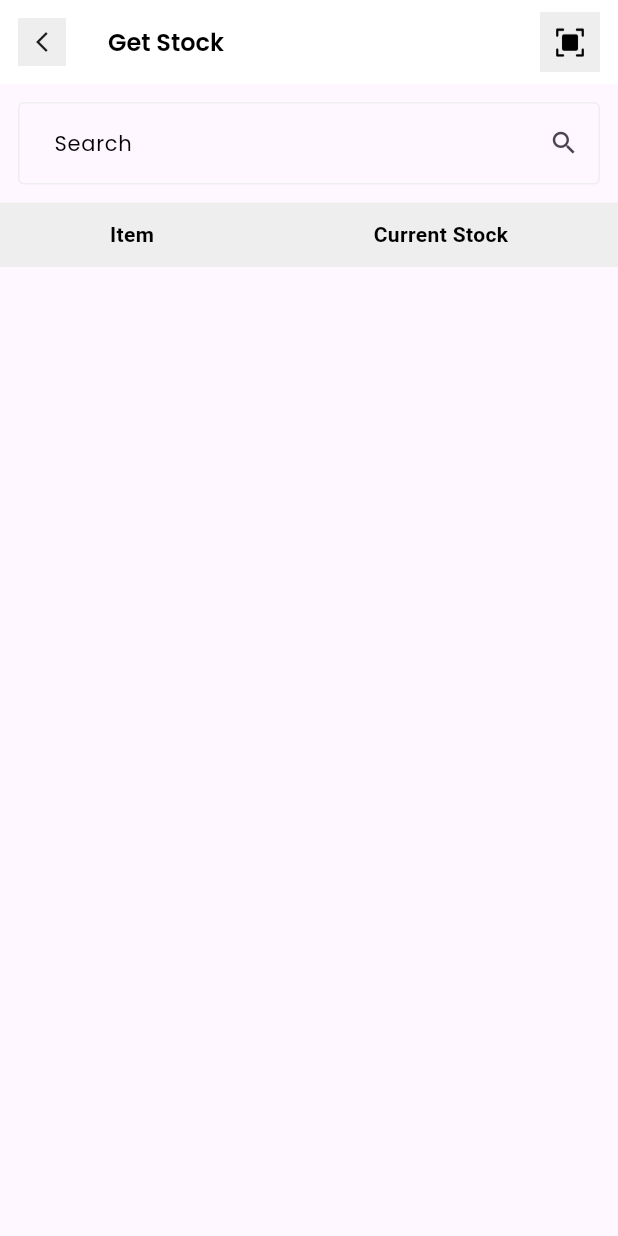
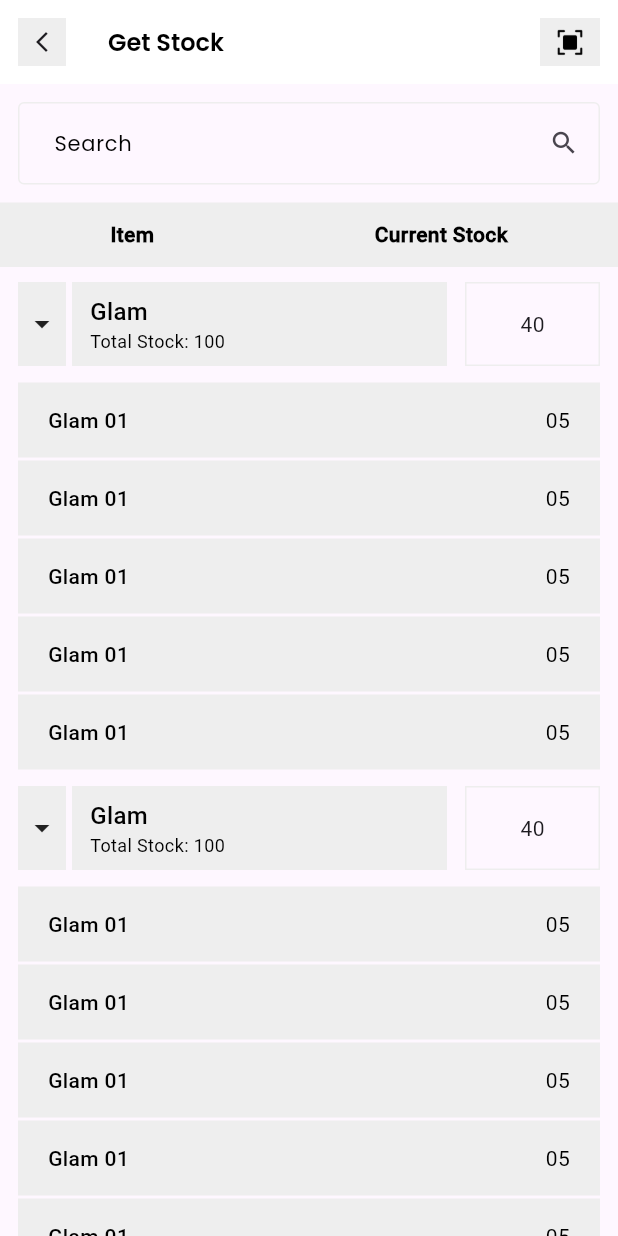
Before and after one commit to stellarboymihir/colorsoul, a Flutter app: the GetStock screen opened by its route, on a phone screen of 412 x 824 dp. Run offline on Flutter 3.47's test engine with Material 3 defaults, Android fonts, the phone set to English and light mode, and no system bars; our stand-ins replace dropdown_button2, flutter_speed_dial, image_picker, pin_input_text_field; Roboto replaces fonts that are missing (Roboto-SemiBold).

Commit message:
Till lunch

```diff
--- a/lib/dashboard/service/working/shoppers/checkOut.dart
+++ b/lib/dashboard/service/working/shoppers/checkOut.dart
@@ -86,7 +86,7 @@ class _CheckOutState extends State<CheckOut> {
                             Text(
                               'Closed',
                               style: MyStyle.tx14b.copyWith(
-                                fontFamily: 'Roboto-SemiBold',
+                                fontFamily: 'Roboto-Medium',
                                 fontWeight: FontWeight.w400,
                               ),
                             ),
@@ -108,7 +108,7 @@ class _CheckOutState extends State<CheckOut> {
                             Text(
                               'Not Available',
                               style: MyStyle.tx14b.copyWith(
-                                fontFamily: 'Roboto-SemiBold',
+                                fontFamily: 'Roboto-Medium',
                                 fontWeight: FontWeight.w400,
                               ),
                             ),
@@ -130,7 +130,7 @@ class _CheckOutState extends State<CheckOut> {
                             Text(
                               'Other',
                               style: MyStyle.tx14b.copyWith(
-                                fontFamily: 'Roboto-SemiBold',
+                                fontFamily: 'Roboto-Medium',
                                 fontWeight: FontWeight.w400,
                               ),
                             ),
--- a/lib/dashboard/service/working/shoppers/getStock.dart
+++ b/lib/dashboard/service/working/shoppers/getStock.dart
@@ -12,6 +12,7 @@ class GetStock extends StatefulWidget {
 
 class _GetStockState extends State<GetStock> {
   TextEditingController searchController = TextEditingController();
+  List<bool> onClick = [false, false, false, false];
   @override
   Widget build(BuildContext context) {
     return Scaffold(
@@ -37,6 +38,8 @@ class _GetStockState extends State<GetStock> {
           Container(
             height: 40,
             width: 40,
+            padding: const EdgeInsets.all(5),
+            margin: const EdgeInsets.all(12),
             color: MyColor.grey,
             child: Center(
               child: Image.asset(
@@ -46,16 +49,14 @@ class _GetStockState extends State<GetStock> {
               ),
             ),
           ),
-          SizedBox(
-            width: 12,
-          ),
         ],
       ),
       body: Column(
         children: [
+          //  Search Bar
           Container(
             height: 55,
-            margin: EdgeInsets.all(12),
+            margin: const EdgeInsets.all(12),
             width: MediaQuery.of(context).size.width,
             child: TextFormField(
               controller: searchController,
@@ -90,6 +91,8 @@ class _GetStockState extends State<GetStock> {
               keyboardType: TextInputType.text,
             ),
           ),
+
+          //  List
           Container(
             height: 43,
             width: MediaQuery.of(context).size.width,
@@ -101,7 +104,7 @@ class _GetStockState extends State<GetStock> {
                   'Item',
                   style: MyStyle.tx10b.copyWith(
                     fontWeight: FontWeight.w700,
-                    fontFamily: 'Roboto-SemiBold',
+                    fontFamily: 'Roboto-Medium',
                     fontSize: 14,
                   ),
                 ),
@@ -109,13 +112,419 @@ class _GetStockState extends State<GetStock> {
                   'Current Stock',
                   style: MyStyle.tx10b.copyWith(
                     fontWeight: FontWeight.w700,
-                    fontFamily: 'Roboto-SemiBold',
+                    fontFamily: 'Roboto-Medium',
                     fontSize: 14,
                   ),
                 ),
               ],
             ),
-          )
+          ),
+
+          //  Expansion Tile
+          Column(
+            children: [
+              Row(
+                children: [
+                  InkWell(
+                    onTap: () {
+                      setState(() {
+                        onClick[0] = !onClick[0];
+                      });
+                    },
+                    child: Container(
+                      width: 32,
+                      height: 56,
+                      margin: const EdgeInsets.only(
+                          left: 12, top: 10, bottom: 10, right: 4),
+                      color: MyColor.grey,
+                      child: onClick[0]
+                          ? const Icon(Icons.arrow_drop_up)
+                          : const Icon(Icons.arrow_drop_down),
+                    ),
+                  ),
+                  Expanded(
+                    child: Container(
+                      height: 56,
+                      // Use double.infinity to make the container take the maximum possible width
+                      width: MediaQuery.of(context).size.width,
+                      color: MyColor.grey,
+                      padding: const EdgeInsets.symmetric(horizontal: 12),
+                      // margin: const EdgeInsets.symmetric(horizontal: 12),
+                      child: Column(
+                        crossAxisAlignment: CrossAxisAlignment.start,
+                        mainAxisAlignment: MainAxisAlignment.center,
+                        children: [
+                          Text(
+                            'Glam',
+                            style: MyStyle.tx14b.copyWith(
+                                // fontWeight: FontWeight.w400,
+                                fontFamily: 'Roboto-Medium',
+                                fontSize: 16),
+                          ),
+                          Text(
+                            'Total Stock: 100',
+                            style: MyStyle.tx10b.copyWith(
+                              fontSize: 12,
+                              fontFamily: 'Roboto-Regular',
+                            ),
+                          ),
+                        ],
+                      ),
+                    ),
+                  ),
+                  Container(
+                      width: 90,
+                      height: 56,
+                      margin: const EdgeInsets.symmetric(horizontal: 12),
+                      decoration: BoxDecoration(
+                        border: Border.all(
+                          color: MyColor.grey,
+                        ),
+                      ),
+                      child: const Center(
+                        child: Text('40'),
+                      )),
+                ],
+              ),
+              onClick[0]
+                  ? const SizedBox()
+                  : ListView.builder(
+                      scrollDirection: Axis.vertical,
+                      itemCount: 5,
+                      shrinkWrap: true,
+                      itemBuilder: (context, index) {
+                        return Container(
+                          height: 50,
+                          margin: const EdgeInsets.symmetric(
+                              horizontal: 12, vertical: 1),
+                          padding: const EdgeInsets.symmetric(horizontal: 20),
+                          width: MediaQuery.of(context).size.width,
+                          color: MyColor.grey,
+                          child: Row(
+                            children: [
+                              Text(
+                                'Glam 01',
+                                style: MyStyle.tx14b.copyWith(
+                                  fontFamily: 'Roboto-Medium',
+                                ),
+                              ),
+                              const Spacer(),
+                              Text(
+                                '05',
+                                style: MyStyle.tx14b.copyWith(
+                                  fontFamily: 'Roboto-Regular',
+                                ),
+                              ),
+                            ],
+                          ),
+                        );
+                      },
+                    ),
+            ],
+          ),
+          Column(
+            children: [
+              Row(
+                children: [
+                  InkWell(
+                    onTap: () {
+                      setState(() {
+                        onClick[1] = !onClick[1];
+                      });
+                    },
+                    child: Container(
+                      width: 32,
+                      height: 56,
+                      margin: const EdgeInsets.only(
+                          left: 12, top: 10, bottom: 10, right: 4),
+                      color: MyColor.grey,
+                      child: onClick[1]
+                          ? const Icon(Icons.arrow_drop_up)
+                          : const Icon(Icons.arrow_drop_down),
+                    ),
+                  ),
+                  Expanded(
+                    child: Container(
+                      height: 56,
+                      // Use double.infinity to make the container take the maximum possible width
+                      width: MediaQuery.of(context).size.width,
+                      color: MyColor.grey,
+                      padding: const EdgeInsets.symmetric(horizontal: 12),
+                      // margin: const EdgeInsets.symmetric(horizontal: 12),
+                      child: Column(
+                        crossAxisAlignment: CrossAxisAlignment.start,
+                        mainAxisAlignment: MainAxisAlignment.center,
+                        children: [
+                          Text(
+                            'Glam',
+                            style: MyStyle.tx14b.copyWith(
+                                // fontWeight: FontWeight.w400,
+                                fontFamily: 'Roboto-Medium',
+                                fontSize: 16),
+                          ),
+                          Text(
+                            'Total Stock: 100',
+                            style: MyStyle.tx10b.copyWith(
+                              fontSize: 12,
+                              fontFamily: 'Roboto-Regular',
+                            ),
+                          ),
+                        ],
+                      ),
+                    ),
+                  ),
+                  Container(
+                      width: 90,
+                      height: 56,
+                      margin: const EdgeInsets.symmetric(horizontal: 12),
+                      decoration: BoxDecoration(
+                        border: Border.all(
+                          color: MyColor.grey,
+                        ),
+                      ),
+                      child: const Center(
+                        child: Text('40'),
+                      )),
+                ],
+              ),
+              onClick[1]
+                  ? const SizedBox()
+                  : ListView.builder(
+                      scrollDirection: Axis.vertical,
+                      itemCount: 5,
+                      shrinkWrap: true,
+                      itemBuilder: (context, index) {
+                        return Container(
+                          height: 50,
+                          margin: const EdgeInsets.symmetric(
+                              horizontal: 12, vertical: 1),
+                          padding: const EdgeInsets.symmetric(horizontal: 20),
+                          width: MediaQuery.of(context).size.width,
+                          color: MyColor.grey,
+                          child: Row(
+                            children: [
+                              Text(
+                                'Glam 01',
+                                style: MyStyle.tx14b.copyWith(
+                                  fontFamily: 'Roboto-Medium',
+                                ),
+                              ),
+                              const Spacer(),
+                              Text(
+                                '05',
+                                style: MyStyle.tx14b.copyWith(
+                                  fontFamily: 'Roboto-Regular',
+                                ),
+                              ),
+                            ],
+                          ),
+                        );
+                      },
+                    ),
+            ],
+          ),
+          Column(
+            children: [
+              Row(
+                children: [
+                  InkWell(
+                    onTap: () {
+                      setState(() {
+                        onClick[2] = !onClick[2];
+                      });
+                    },
+                    child: Container(
+                      width: 32,
+                      height: 56,
+                      margin: const EdgeInsets.only(
+                          left: 12, top: 10, bottom: 10, right: 4),
+                      color: MyColor.grey,
+                      child: onClick[2]
+                          ? const Icon(Icons.arrow_drop_up)
+                          : const Icon(Icons.arrow_drop_down),
+                    ),
+                  ),
+                  Expanded(
+                    child: Container(
+                      height: 56,
+                      // Use double.infinity to make the container take the maximum possible width
+                      width: MediaQuery.of(context).size.width,
+                      color: MyColor.grey,
+                      padding: const EdgeInsets.symmetric(horizontal: 12),
+                      // margin: const EdgeInsets.symmetric(horizontal: 12),
+                      child: Column(
+                        crossAxisAlignment: CrossAxisAlignment.start,
+                        mainAxisAlignment: MainAxisAlignment.center,
+                        children: [
+                          Text(
+                            'Glam',
+                            style: MyStyle.tx14b.copyWith(
+                                // fontWeight: FontWeight.w400,
+                                fontFamily: 'Roboto-Medium',
+                                fontSize: 16),
+                          ),
+                          Text(
+                            'Total Stock: 100',
+                            style: MyStyle.tx10b.copyWith(
+                              fontSize: 12,
+                              fontFamily: 'Roboto-Regular',
+                            ),
+                          ),
+                        ],
+                      ),
+                    ),
+                  ),
+                  Container(
+                      width: 90,
+                      height: 56,
+                      margin: const EdgeInsets.symmetric(horizontal: 12),
+                      decoration: BoxDecoration(
+                        border: Border.all(
+                          color: MyColor.grey,
+                        ),
+                      ),
+                      child: const Center(
+                        child: Text('40'),
+                      )),
+                ],
+              ),
+              onClick[2]
+                  ? const SizedBox()
+                  : ListView.builder(
+                      scrollDirection: Axis.vertical,
+                      itemCount: 5,
+                      shrinkWrap: true,
+                      itemBuilder: (context, index) {
+                        return Container(
+                          height: 50,
+                          margin: const EdgeInsets.symmetric(
+                              horizontal: 12, vertical: 1),
+                          padding: const EdgeInsets.symmetric(horizontal: 20),
+                          width: MediaQuery.of(context).size.width,
+                          color: MyColor.grey,
+                          child: Row(
+                            children: [
+                              Text(
+                                'Glam 01',
+                                style: MyStyle.tx14b.copyWith(
+                                  fontFamily: 'Roboto-Medium',
+                                ),
+                              ),
+                              const Spacer(),
+                              Text(
+                                '05',
+                                style: MyStyle.tx14b.copyWith(
+                                  fontFamily: 'Roboto-Regular',
+                                ),
+                              ),
+                            ],
+                          ),
+                        );
+                      },
+                    ),
+            ],
+          ),
+          Column(
+            children: [
+              Row(
+                children: [
+                  InkWell(
+                    onTap: () {
+                      setState(() {
+                        onClick[3] = !onClick[3];
+                      });
+                    },
+                    child: Container(
+                      width: 32,
+                      height: 56,
+                      margin: const EdgeInsets.only(
+                          left: 12, top: 10, bottom: 10, right: 4),
+                      color: MyColor.grey,
+                      child: onClick[3]
+                          ? const Icon(Icons.arrow_drop_up)
+                          : const Icon(Icons.arrow_drop_down),
+                    ),
+                  ),
+                  Expanded(
+                    child: Container(
+                      height: 56,
+                      // Use double.infinity to make the container take the maximum possible width
+                      width: MediaQuery.of(context).size.width,
+                      color: MyColor.grey,
+                      padding: const EdgeInsets.symmetric(horizontal: 12),
+                      // margin: const EdgeInsets.symmetric(horizontal: 12),
+                      child: Column(
+                        crossAxisAlignment: CrossAxisAlignment.start,
+                        mainAxisAlignment: MainAxisAlignment.center,
+                        children: [
+                          Text(
+                            'Glam',
+                            style: MyStyle.tx14b.copyWith(
+                                // fontWeight: FontWeight.w400,
+                                fontFamily: 'Roboto-Medium',
+                                fontSize: 16),
+                          ),
+                          Text(
+                            'Total Stock: 100',
+                            style: MyStyle.tx10b.copyWith(
+                              fontSize: 12,
+                              fontFamily: 'Roboto-Regular',
+                            ),
+                          ),
+                        ],
+                      ),
+                    ),
+                  ),
+                  Container(
+                      width: 90,
+                      height: 56,
+                      margin: const EdgeInsets.symmetric(horizontal: 12),
+                      decoration: BoxDecoration(
+                        border: Border.all(
+                          color: MyColor.grey,
+                        ),
+                      ),
+                      child: const Center(
+                        child: Text('40'),
+                      )),
+                ],
+              ),
+              onClick[3]
+                  ? const SizedBox()
+                  : ListView.builder(
+                      scrollDirection: Axis.vertical,
+                      itemCount: 5,
+                      shrinkWrap: true,
+                      itemBuilder: (context, index) {
+                        return Container(
+                          height: 50,
+                          margin: const EdgeInsets.symmetric(
+                              horizontal: 12, vertical: 1),
+                          padding: const EdgeInsets.symmetric(horizontal: 20),
+                          width: MediaQuery.of(context).size.width,
+                          color: MyColor.grey,
+                          child: Row(
+                            children: [
+                              Text(
+                                'Glam 01',
+                                style: MyStyle.tx14b.copyWith(
+                                  fontFamily: 'Roboto-Medium',
+                                ),
+                              ),
+                              const Spacer(),
+                              Text(
+                                '05',
+                                style: MyStyle.tx14b.copyWith(
+                                  fontFamily: 'Roboto-Regular',
+                                ),
+                              ),
+                            ],
+                          ),
+                        );
+                      },
+                    ),
+            ],
+          ),
         ],
       ),
     );
--- a/lib/dashboard/service/working/shoppers/shoppers.dart
+++ b/lib/dashboard/service/working/shoppers/shoppers.dart
@@ -210,7 +210,7 @@ class _ShoppersState extends State<Shoppers> {
                                     '18, Dec 2021',
                                     style: MyStyle.tx12b.copyWith(
                                       fontWeight: FontWeight.w700,
-                                      fontFamily: 'Roboto-SemiBold',
+                                      fontFamily: 'Roboto-Medium',
                                     ),
                                   ),
                                   const SizedBox(
--- a/lib/dashboard/service/working/skip.dart
+++ b/lib/dashboard/service/working/skip.dart
@@ -128,7 +128,7 @@ class _SkipState extends State<Skip> {
                                   Text(
                                     'Closed',
                                     style: MyStyle.tx14b.copyWith(
-                                      fontFamily: 'Roboto-SemiBold',
+                                      fontFamily: 'Roboto-Medium',
                                       fontWeight: FontWeight.w400,
                                     ),
                                   ),
@@ -148,7 +148,7 @@ class _SkipState extends State<Skip> {
                                   Text(
                                     'Not Available',
                                     style: MyStyle.tx14b.copyWith(
-                                      fontFamily: 'Roboto-SemiBold',
+                                      fontFamily: 'Roboto-Medium',
                                       fontWeight: FontWeight.w400,
                                     ),
                                   ),
@@ -164,7 +164,7 @@ class _SkipState extends State<Skip> {
                               Text(
                                 'Other',
                                 style: MyStyle.tx14b.copyWith(
-                                  fontFamily: 'Roboto-SemiBold',
+                                  fontFamily: 'Roboto-Medium',
                                   fontWeight: FontWeight.w400,
                                 ),
                               ),
--- a/lib/main.dart
+++ b/lib/main.dart
@@ -60,6 +60,7 @@ class MyApp extends StatelessWidget {
       theme: ThemeData(
         useMaterial3: true,
         splashColor: Colors.transparent,
+        shadowColor: Colors.transparent,
         hoverColor: Colors.transparent,
         highlightColor: Colors.transparent,
         splashFactory: NoSplash.splashFactory,
--- a/lib/values/myStyle.dart
+++ b/lib/values/myStyle.dart
@@ -23,7 +23,7 @@ class MyStyle {
   static const tx20b = TextStyle(
     fontSize: 20,
     fontWeight: FontWeight.w600,
-    fontFamily: 'Poppins-SemiBold',
+    fontFamily: 'Poppins-Medium',
     color: MyColor.black,
   );
   static const tx20W = TextStyle(
```
Also changed, not shown: lib/authentication/register/forgotPass.dart (+41 -42 lines), lib/authentication/register/signInPage.dart (+88 -46 lines), lib/authentication/starter/starter.dart (+22 -7 lines), assets/icons/logo.png.
